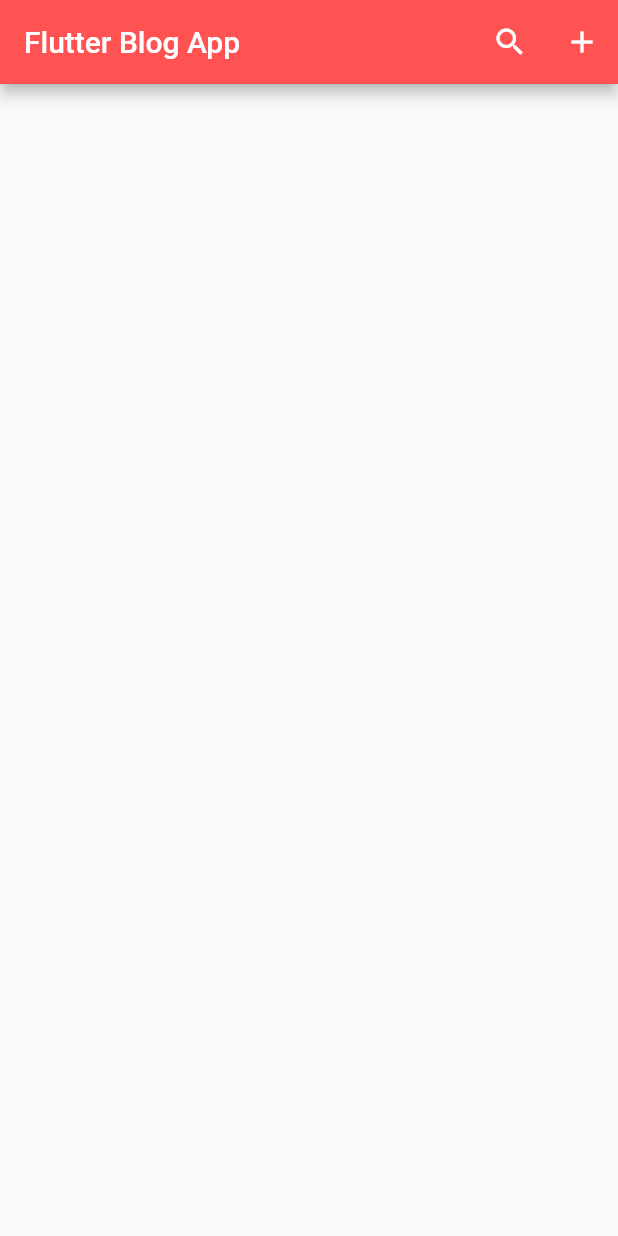
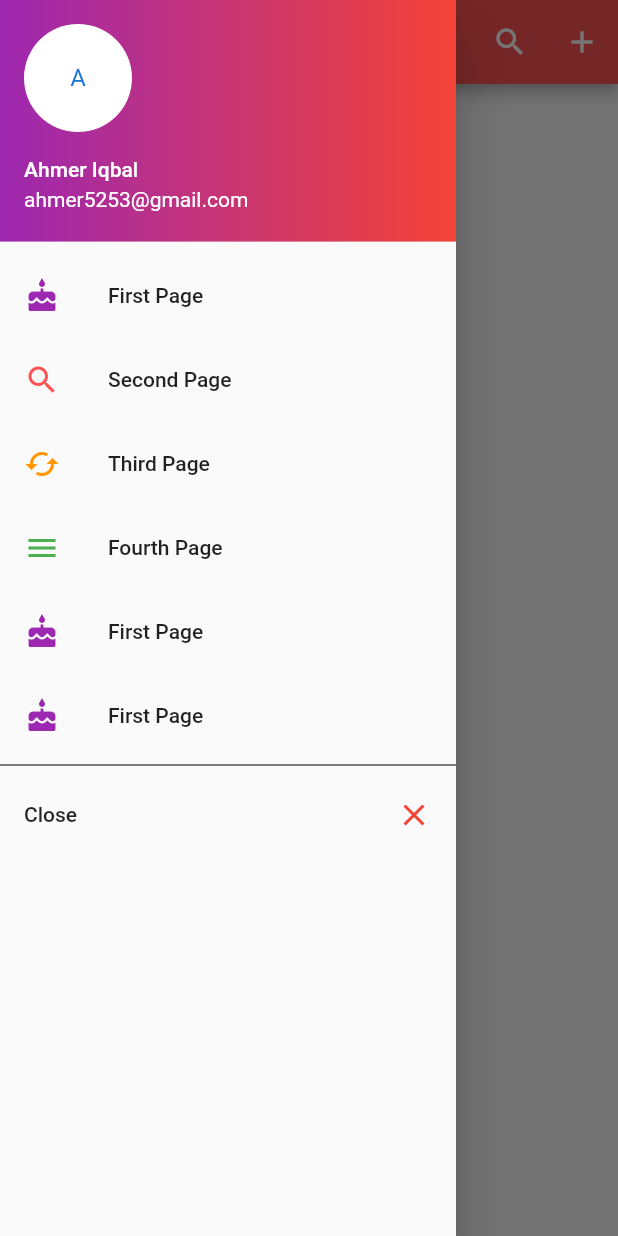
Before and after one commit to ahmeriqbal7aa/blog_app, a Flutter app: the screen it shows after launch, with the side drawer open (before the commit the screen has no drawer), on a phone screen of 412 x 824 dp. Run offline on Flutter 3.47's test engine with Material 2 defaults, Android fonts, the phone set to English and light mode, and no system bars.

Commit message:
Create and Design Drawer

```diff
--- a/lib/Home.dart
+++ b/lib/Home.dart
@@ -23,6 +23,55 @@ class _HomeState extends State<Home> {
           )
         ],
       ),
+      drawer: Drawer(
+        child: ListView(
+          children: [
+            UserAccountsDrawerHeader(
+              decoration: BoxDecoration(
+                gradient: LinearGradient(colors: [Colors.purple, Colors.red]),
+              ),
+              accountName: Text('Ahmer Iqbal'),
+              accountEmail: Text('ahmer5253@gmail.com'),
+              currentAccountPicture: CircleAvatar(
+                child: Text('A'),
+                backgroundColor: Colors.white,
+              ),
+            ),
+            ListTile(
+              leading: Icon(Icons.cake, color: Colors.purple),
+              title: Text('First Page'),
+            ),
+            ListTile(
+              leading: Icon(Icons.search, color: Colors.redAccent),
+              title: Text('Second Page'),
+            ),
+            ListTile(
+              leading: Icon(Icons.cached, color: Colors.orange),
+              title: Text('Third Page'),
+            ),
+            ListTile(
+              leading: Icon(Icons.menu, color: Colors.green),
+              title: Text('Fourth Page'),
+            ),
+            ListTile(
+              leading: Icon(Icons.cake, color: Colors.purple),
+              title: Text('First Page'),
+            ),
+            ListTile(
+              leading: Icon(Icons.cake, color: Colors.purple),
+              title: Text('First Page'),
+            ),
+            Divider(height: 10.0, color: Colors.black),
+            ListTile(
+              trailing: Icon(Icons.close, color: Colors.red),
+              title: Text('Close'),
+              onTap: () {
+                Navigator.of(context).pop();
+              },
+            ),
+          ],
+        ),
+      ),
     );
   }
 }
```
